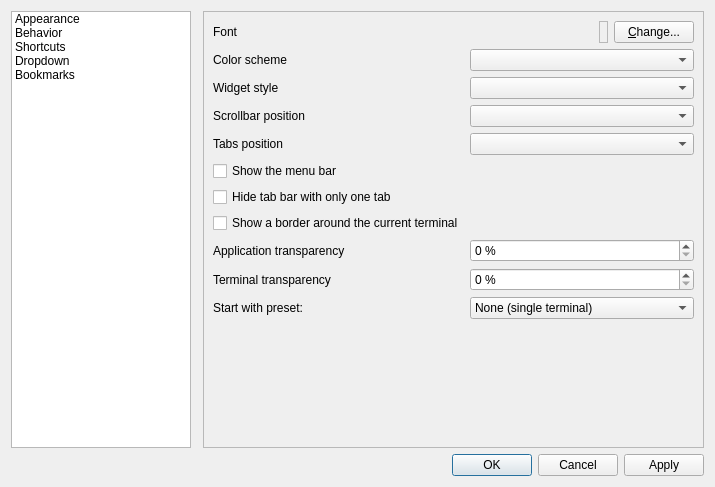
Qt form src/forms/propertiesdialog.ui (lubuntu-team/qterminal-packaging) before a commit.
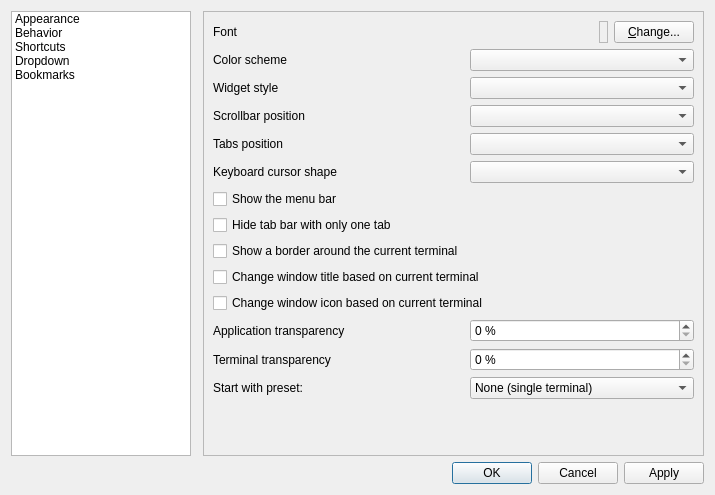
The same form after that commit.

Patch:
```diff
--- a/src/forms/propertiesdialog.ui
+++ b/src/forms/propertiesdialog.ui
@@ -7,7 +7,7 @@
     <x>0</x>
     <y>0</y>
     <width>715</width>
-    <height>487</height>
+    <height>495</height>
    </rect>
   </property>
   <property name="windowTitle">
@@ -84,6 +84,16 @@
      </property>
      <widget class="QWidget" name="lookAndFeelPage">
       <layout class="QGridLayout" name="gridLayout_3">
+       <item row="8" column="0">
+        <widget class="QCheckBox" name="hideTabBarCheckBox">
+         <property name="text">
+          <string>Hide tab bar with only one tab</string>
+         </property>
+        </widget>
+       </item>
+       <item row="2" column="1">
+        <widget class="QComboBox" name="colorSchemaCombo"/>
+       </item>
        <item row="2" column="0">
         <widget class="QLabel" name="label_5">
          <property name="text">
@@ -91,19 +101,6 @@
          </property>
         </widget>
        </item>
-       <item row="2" column="1">
-        <widget class="QComboBox" name="colorSchemaCombo"/>
-       </item>
-       <item row="3" column="0">
-        <widget class="QLabel" name="label_6">
-         <property name="text">
-          <string>Widget style</string>
-         </property>
-        </widget>
-       </item>
-       <item row="3" column="1">
-        <widget class="QComboBox" name="styleComboBox"/>
-       </item>
        <item row="4" column="0">
         <widget class="QLabel" name="label_7">
          <property name="text">
@@ -111,41 +108,34 @@
          </property>
         </widget>
        </item>
+       <item row="14" column="0">
+        <widget class="QLabel" name="label_9">
+         <property name="text">
+          <string>Start with preset:</string>
+         </property>
+        </widget>
+       </item>
        <item row="5" column="1">
         <widget class="QComboBox" name="tabsPos_comboBox"/>
        </item>
-       <item row="5" column="0">
-        <widget class="QLabel" name="label_8">
-         <property name="text">
-          <string>Tabs position</string>
-         </property>
-        </widget>
-       </item>
-       <item row="4" column="1">
-        <widget class="QComboBox" name="scrollBarPos_comboBox"/>
-       </item>
-       <item row="6" column="0">
-        <widget class="QCheckBox" name="showMenuCheckBox">
-         <property name="text">
-          <string>Show the menu bar</string>
-         </property>
-        </widget>
-       </item>
-       <item row="7" column="0">
-        <widget class="QCheckBox" name="hideTabBarCheckBox">
-         <property name="text">
-          <string>Hide tab bar with only one tab</string>
-         </property>
-        </widget>
-       </item>
-       <item row="8" column="0">
+       <item row="9" column="0">
         <widget class="QCheckBox" name="highlightCurrentCheckBox">
          <property name="text">
           <string>Show a border around the current terminal</string>
          </property>
         </widget>
        </item>
-       <item row="9" column="0">
+       <item row="4" column="1">
+        <widget class="QComboBox" name="scrollBarPos_comboBox"/>
+       </item>
+       <item row="13" column="0">
+        <widget class="QLabel" name="label">
+         <property name="text">
+          <string>Terminal transparency</string>
+         </property>
+        </widget>
+       </item>
+       <item row="12" column="0">
         <widget class="QLabel" name="label_4">
          <property name="text">
           <string>Application transparency</string>
@@ -155,53 +145,7 @@
          </property>
         </widget>
        </item>
-       <item row="10" column="0">
-        <widget class="QLabel" name="label">
-         <property name="text">
-          <string>Terminal transparency</string>
-         </property>
-        </widget>
-       </item>
-       <item row="9" column="1">
-        <widget class="QSpinBox" name="appTransparencyBox">
-         <property name="suffix">
-          <string> %</string>
-         </property>
-         <property name="minimum">
-          <number>0</number>
-         </property>
-         <property name="maximum">
-          <number>99</number>
-         </property>
-         <property name="value">
-          <number>0</number>
-         </property>
-        </widget>
-       </item>
-       <item row="11" column="0">
-        <widget class="QLabel" name="label_9">
-         <property name="text">
-          <string>Start with preset:</string>
-         </property>
-        </widget>
-       </item>
-       <item row="10" column="1">
-        <widget class="QSpinBox" name="termTransparencyBox">
-         <property name="suffix">
-          <string> %</string>
-         </property>
-         <property name="minimum">
-          <number>0</number>
-         </property>
-         <property name="maximum">
-          <number>100</number>
-         </property>
-         <property name="value">
-          <number>0</number>
-         </property>
-        </widget>
-       </item>
-       <item row="11" column="1">
+       <item row="14" column="1">
         <widget class="QComboBox" name="terminalPresetComboBox">
          <item>
           <property name="text">
@@ -225,18 +169,21 @@
          </item>
         </widget>
        </item>
-       <item row="12" column="0" colspan="2">
-        <spacer name="verticalSpacer_3">
-         <property name="orientation">
-          <enum>Qt::Vertical</enum>
+       <item row="12" column="1">
+        <widget class="QSpinBox" name="appTransparencyBox">
+         <property name="suffix">
+          <string> %</string>
          </property>
-         <property name="sizeHint" stdset="0">
-          <size>
-           <width>20</width>
-           <height>0</height>
-          </size>
+         <property name="minimum">
+          <number>0</number>
          </property>
-        </spacer>
+         <property name="maximum">
+          <number>99</number>
+         </property>
+         <property name="value">
+          <number>0</number>
+         </property>
+        </widget>
        </item>
        <item row="0" column="0" rowspan="2" colspan="2">
         <widget class="QWidget" name="fontWidget" native="true">
@@ -296,6 +243,83 @@
          </layout>
         </widget>
        </item>
+       <item row="5" column="0">
+        <widget class="QLabel" name="label_8">
+         <property name="text">
+          <string>Tabs position</string>
+         </property>
+        </widget>
+       </item>
+       <item row="3" column="1">
+        <widget class="QComboBox" name="styleComboBox"/>
+       </item>
+       <item row="13" column="1">
+        <widget class="QSpinBox" name="termTransparencyBox">
+         <property name="suffix">
+          <string> %</string>
+         </property>
+         <property name="minimum">
+          <number>0</number>
+         </property>
+         <property name="maximum">
+          <number>100</number>
+         </property>
+         <property name="value">
+          <number>0</number>
+         </property>
+        </widget>
+       </item>
+       <item row="6" column="1">
+        <widget class="QComboBox" name="keybCursorShape_comboBox"/>
+       </item>
+       <item row="3" column="0">
+        <widget class="QLabel" name="label_6">
+         <property name="text">
+          <string>Widget style</string>
+         </property>
+        </widget>
+       </item>
+       <item row="15" column="0" colspan="2">
+        <spacer name="verticalSpacer_3">
+         <property name="orientation">
+          <enum>Qt::Vertical</enum>
+         </property>
+         <property name="sizeHint" stdset="0">
+          <size>
+           <width>20</width>
+           <height>0</height>
+          </size>
+         </property>
+        </spacer>
+       </item>
+       <item row="7" column="0">
+        <widget class="QCheckBox" name="showMenuCheckBox">
+         <property name="text">
+          <string>Show the menu bar</string>
+         </property>
+        </widget>
+       </item>
+       <item row="6" column="0">
+        <widget class="QLabel" name="label_12">
+         <property name="text">
+          <string>Keyboard cursor shape</string>
+         </property>
+        </widget>
+       </item>
+       <item row="10" column="0" colspan="2">
+        <widget class="QCheckBox" name="changeWindowTitleCheckBox">
+         <property name="text">
+          <string>Change window title based on current terminal</string>
+         </property>
+        </widget>
+       </item>
+       <item row="11" column="0" colspan="2">
+        <widget class="QCheckBox" name="changeWindowIconCheckBox">
+         <property name="text">
+          <string>Change window icon based on current terminal</string>
+         </property>
+        </widget>
+       </item>
       </layout>
      </widget>
      <widget class="QWidget" name="historyPage">
```
